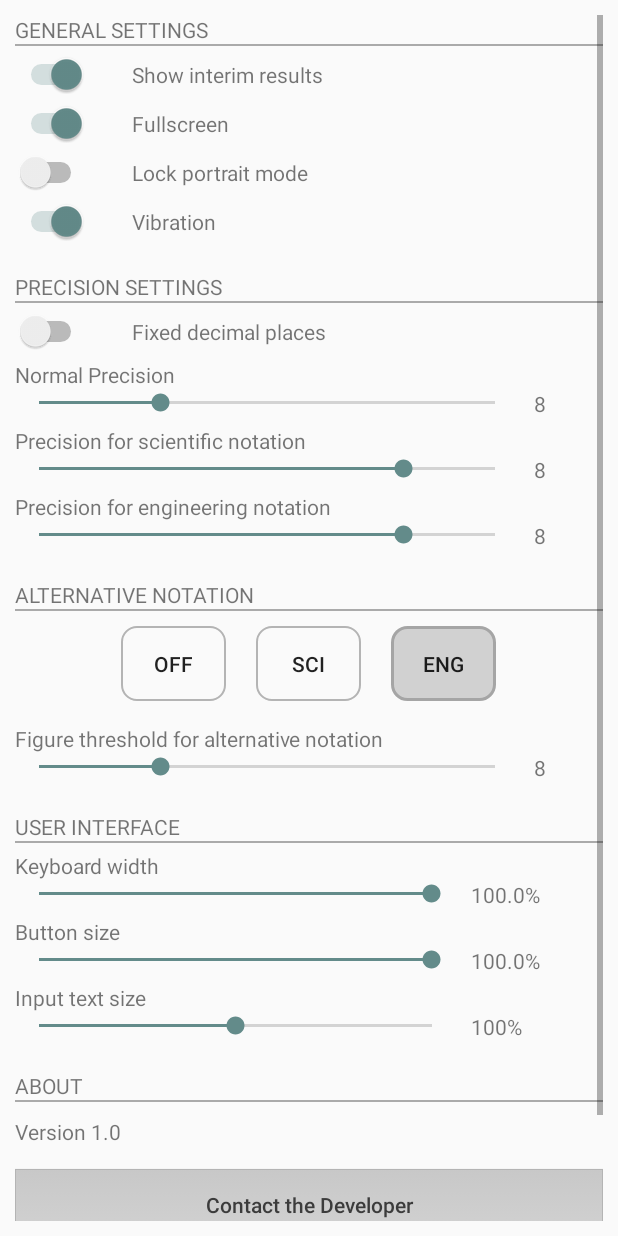
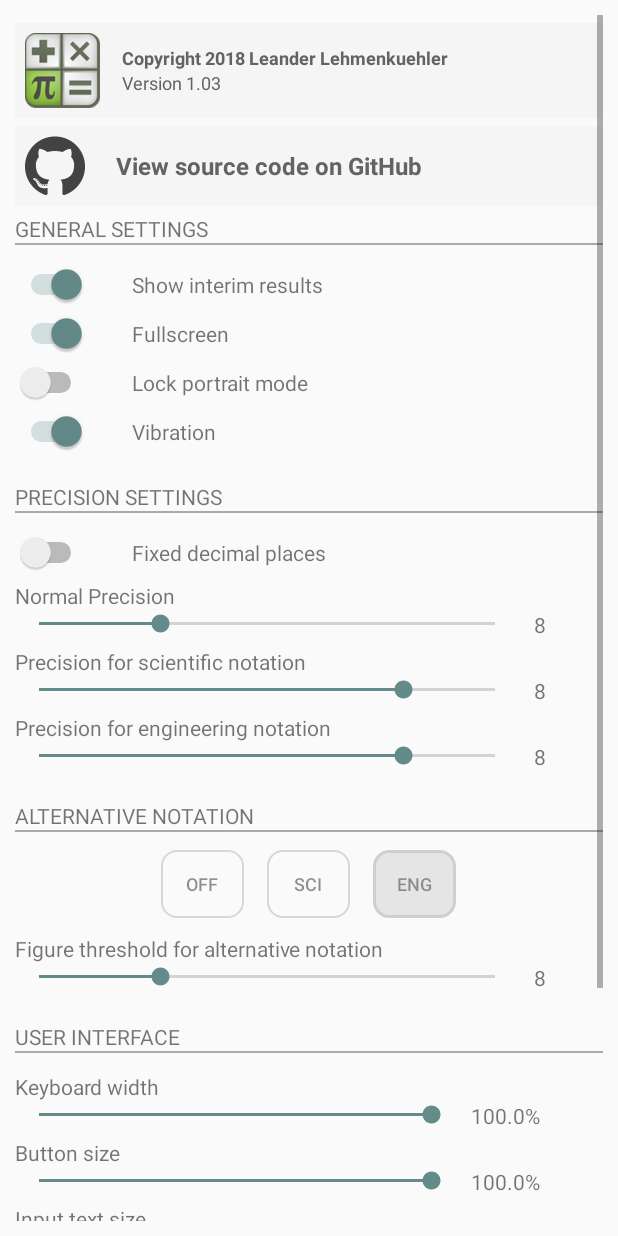
Before and after one commit to lehmenkuehler/scientific-calculator, an Android app: the SettingsActivity screen opened directly, with no data from a screen before it, on a phone screen of 412 x 824 dp. Run offline under Robolectric (Android 15) with nearby library versions, the phone set to English and light mode, and no system bars.

Commit message:
GitHub link + copyright notice + minor design tweak

```diff
--- a/app/src/main/java/org/lehmenkuehler/calculator/SettingsActivity.java
+++ b/app/src/main/java/org/lehmenkuehler/calculator/SettingsActivity.java
@@ -9,6 +9,7 @@ import java.math.BigDecimal;
 
 import android.net.Uri;
 import android.os.Bundle;
+import android.text.method.LinkMovementMethod;
 import android.view.View;
 import android.view.WindowManager;
 import android.widget.Button;
@@ -17,6 +18,7 @@ import android.widget.SeekBar;
 import android.widget.Switch;
 import android.widget.TextView;
 import android.widget.Toast;
+import android.text.Html;
 
 public class SettingsActivity extends Activity implements View.OnClickListener
 {
@@ -34,6 +36,19 @@ public class SettingsActivity extends Activity implements View.OnClickListener
 
         if (Preferences.FULLSCREEN)
             getWindow().setFlags(WindowManager.LayoutParams.FLAG_FULLSCREEN, WindowManager.LayoutParams.FLAG_FULLSCREEN);
+
+        // GITHUB LOGO
+
+        TextView TextViewGitHub = (TextView) findViewById(R.id.TextViewGitHub);
+        TextViewGitHub.setOnClickListener(new View.OnClickListener()
+        {
+            @Override
+            public void onClick(View view)
+            {
+                Intent browser= new Intent(Intent.ACTION_VIEW, Uri.parse("https://github.com/lndrlhmnkhlr/scientific-calculator"));
+                startActivity(browser);
+            }
+        });
 
         // INTERIM RESULTS
         Switch SwitchInterimResults = (Switch) findViewById(R.id.SwitchInterimResults);
--- a/app/src/main/res/layout/activity_settings.xml
+++ b/app/src/main/res/layout/activity_settings.xml
@@ -1,5 +1,6 @@
 <?xml version="1.0" encoding="utf-8"?>
 <RelativeLayout xmlns:android="http://schemas.android.com/apk/res/android"
+    xmlns:app="http://schemas.android.com/apk/res-auto"
     xmlns:tools="http://schemas.android.com/tools"
     android:id="@+id/activity_settings"
     android:layout_width="match_parent"
@@ -21,6 +22,85 @@
             android:layout_height="wrap_content"
             android:orientation="vertical">
 
+            <LinearLayout
+                android:layout_width="match_parent"
+                android:layout_height="wrap_content"
+                android:layout_marginTop="5dp"
+                android:background="#f5f5f5"
+                android:orientation="horizontal"
+                android:padding="3pt"
+                android:paddingRight="3pt">
+
+                <ImageView
+                    android:id="@+id/imageViewIcon"
+                    android:layout_width="50dp"
+                    android:layout_height="50dp"
+                    android:layout_weight="0"
+                    android:src="@drawable/icon" />
+
+                <LinearLayout
+                    android:layout_width="match_parent"
+                    android:layout_height="match_parent"
+                    android:layout_weight="1"
+                    android:gravity="center"
+                    android:orientation="vertical">
+
+                    <TextView
+                        android:id="@+id/TextViewCopyright"
+                        android:layout_width="match_parent"
+                        android:layout_height="wrap_content"
+                        android:layout_marginLeft="10dp"
+                        android:gravity="left"
+                        android:text="@string/settings_copyright"
+                        android:textColor="@color/DISPLAY_INPUT_CONSTANTS"
+                        android:textSize="12sp"
+                        android:textStyle="bold" />
+
+                    <TextView
+                        android:id="@+id/TextViewVersion"
+                        android:layout_width="match_parent"
+                        android:layout_height="wrap_content"
+                        android:layout_marginLeft="10dp"
+                        android:gravity="left"
+                        android:text="@string/settings_version"
+                        android:textColor="@color/DISPLAY_INPUT_CONSTANTS"
+                        android:textSize="12sp" />
+                </LinearLayout>
+
+            </LinearLayout>
+
+            <LinearLayout
+                android:layout_width="match_parent"
+                android:layout_height="wrap_content"
+                android:layout_marginBottom="5dp"
+                android:layout_marginTop="5dp"
+                android:background="#f5f5f5"
+                android:gravity="left|center"
+                android:orientation="horizontal"
+                android:padding="3pt"
+                android:paddingRight="3pt">
+
+                <ImageView
+                    android:id="@+id/imageViewGitHub"
+                    android:layout_width="40dp"
+                    android:layout_height="40dp"
+                    android:alpha="0.8"
+                    android:src="@drawable/github_icon" />
+
+                <TextView
+                    android:id="@+id/TextViewGitHub"
+                    android:layout_width="wrap_content"
+                    android:layout_height="30dp"
+                    android:layout_marginLeft="20dp"
+                    android:layout_marginRight="5dp"
+                    android:autoLink="web"
+                    android:gravity="center"
+                    android:text="@string/settings_github_link"
+                    android:textColor="@color/DISPLAY_INPUT_CONSTANTS"
+                    android:textSize="16sp"
+                    android:textStyle="bold" />
+            </LinearLayout>
+
             <TextView
                 android:layout_width="match_parent"
                 android:layout_height="wrap_content"
@@ -31,6 +111,7 @@
             <View
                 android:layout_width="match_parent"
                 android:layout_height="1dp"
+                android:layout_marginBottom="7dp"
                 android:background="@android:color/darker_gray" />
 
             <LinearLayout
@@ -120,6 +201,7 @@
 
             <View
                 android:layout_width="match_parent"
+                android:layout_marginBottom="7dp"
                 android:layout_height="1dp"
                 android:background="@android:color/darker_gray" />
 
@@ -237,36 +319,43 @@
             <View
                 android:layout_width="match_parent"
                 android:layout_height="1dp"
+                android:layout_marginBottom="7dp"
                 android:background="@android:color/darker_gray" />
 
             <LinearLayout
                 android:id="@+id/ElementAngularMode"
                 android:layout_width="match_parent"
-                android:layout_height="70dp"
+                android:layout_height="55dp"
                 android:gravity="center"
                 android:orientation="horizontal">
 
                 <Button
                     android:id="@+id/ButtonAlternativeModeOff"
-                    android:layout_width="70dp"
-                    android:layout_height="50dp"
-                    android:layout_marginRight="20dp"
-                    android:text="off"
+                    android:layout_width="55dp"
+                    android:layout_height="45dp"
+                    android:layout_marginRight="15dp"
+                    android:alpha="0.5"
+                    android:text="OFF"
+                    android:textSize="12sp"
                     tools:ignore="ButtonStyle,HardcodedText" />
 
                 <Button
                     android:id="@+id/ButtonAlternativeModeSCI"
-                    android:layout_width="70dp"
-                    android:layout_height="50dp"
+                    android:layout_width="55dp"
+                    android:layout_height="45dp"
+                    android:alpha="0.5"
                     android:text="SCI"
+                    android:textSize="12sp"
                     tools:ignore="ButtonStyle,HardcodedText" />
 
                 <Button
                     android:id="@+id/ButtonAlternativeModeENG"
-                    android:layout_width="70dp"
-                    android:layout_height="50dp"
-                    android:layout_marginLeft="20dp"
+                    android:layout_width="55dp"
+                    android:layout_height="45dp"
+                    android:layout_marginLeft="15dp"
+                    android:alpha="0.5"
                     android:text="ENG"
+                    android:textSize="12sp"
                     tools:ignore="ButtonStyle,HardcodedText" />
 
             </LinearLayout>
@@ -310,6 +399,7 @@
             <View
                 android:layout_width="match_parent"
                 android:layout_height="1dp"
+                android:layout_marginBottom="7dp"
                 android:background="@android:color/darker_gray" />
 
             <TextView
@@ -401,22 +491,14 @@
                 android:layout_height="wrap_content"
                 android:layout_marginTop="20dp"
                 android:layout_weight="1"
-                android:text="@string/SETTINGS_HEADLINE_ABOUT"
+                android:text="@string/SETTINGS_HEADLINE_OTHER"
                 android:textAllCaps="true" />
 
             <View
                 android:layout_width="match_parent"
                 android:layout_height="1dp"
+                android:layout_marginBottom="7dp"
                 android:background="@android:color/darker_gray" />
-
-            <TextView
-                android:id="@+id/textView"
-                android:layout_width="match_parent"
-                android:layout_height="wrap_content"
-                android:layout_weight="1"
-                android:paddingBottom="10dp"
-                android:paddingTop="10dp"
-                android:text="Version 1.0" />
 
             <Button
                 android:id="@+id/ButtonContact"
@@ -425,10 +507,12 @@
                 android:layout_marginBottom="5dp"
                 android:layout_marginTop="5dp"
                 android:layout_weight="1"
-                android:background="@drawable/menu_button"
+                android:background="#ededed"
                 android:text="Contact the Developer"
                 android:textAllCaps="false"
-                android:textColor="@color/MENU_BUTTON_TEXT" />
+                android:textColor="@color/DISPLAY_INPUT_CONSTANTS"
+                android:textSize="16sp"
+                android:textStyle="bold" />
 
             <Button
                 android:id="@+id/ButtonReset"
@@ -437,10 +521,12 @@
                 android:layout_marginBottom="5dp"
                 android:layout_marginTop="5dp"
                 android:layout_weight="1"
-                android:background="@drawable/menu_button"
+                android:background="#ededed"
                 android:text="Reset to Default"
                 android:textAllCaps="false"
-                android:textColor="@color/MENU_BUTTON_TEXT" />
+                android:textColor="@color/DISPLAY_INPUT_CONSTANTS"
+                android:textSize="16sp"
+                android:textStyle="bold" />
 
         </LinearLayout>
     </ScrollView>
--- a/app/src/main/res/values/strings.xml
+++ b/app/src/main/res/values/strings.xml
@@ -59,6 +59,9 @@
     <string name="TOAST_TOGGLE_OUTPUT_ERROR1">EXECUTE CALCULATION FIRST</string>
 
     <string name="title_activity_settings">Settings</string>
+    <string name="settings_github_link">View source code on GitHub</string>
+    <string name="settings_copyright">Copyright 2018 Leander Lehmenkuehler</string>
+    <string name="settings_version">Version 1.03</string>
 
     <string name="CONVERT_DISTANCE">Distance</string>
     <string name="CONVERT_AREA">Area</string>
@@ -339,6 +342,6 @@
     <string name="SETTINGS_HEADLINE_PRECISION">Precision Settings</string>
     <string name="SETTINGS_HEADLINE_ALTERNATIVE_NOTATION">Alternative Notation</string>
     <string name="SETTINGS_HEADLINE_UI">User Interface</string>
-    <string name="SETTINGS_HEADLINE_ABOUT">About</string>
+    <string name="SETTINGS_HEADLINE_OTHER">Other</string>
 
 </resources>
```
Also changed, not shown: app/src/main/ic_launcher-web.png, app/src/main/res/drawable/github_icon.png (added), app/src/main/res/drawable/icon.png (added), app/src/main/res/mipmap-hdpi/ic_launcher.png, app/src/main/res/mipmap-mdpi/ic_launcher.png, app/src/main/res/mipmap-xhdpi/ic_launcher.png, app/src/main/res/mipmap-xxhdpi/ic_launcher.png, app/src/main/res/mipmap-xxxhdpi/ic_launcher.png.
